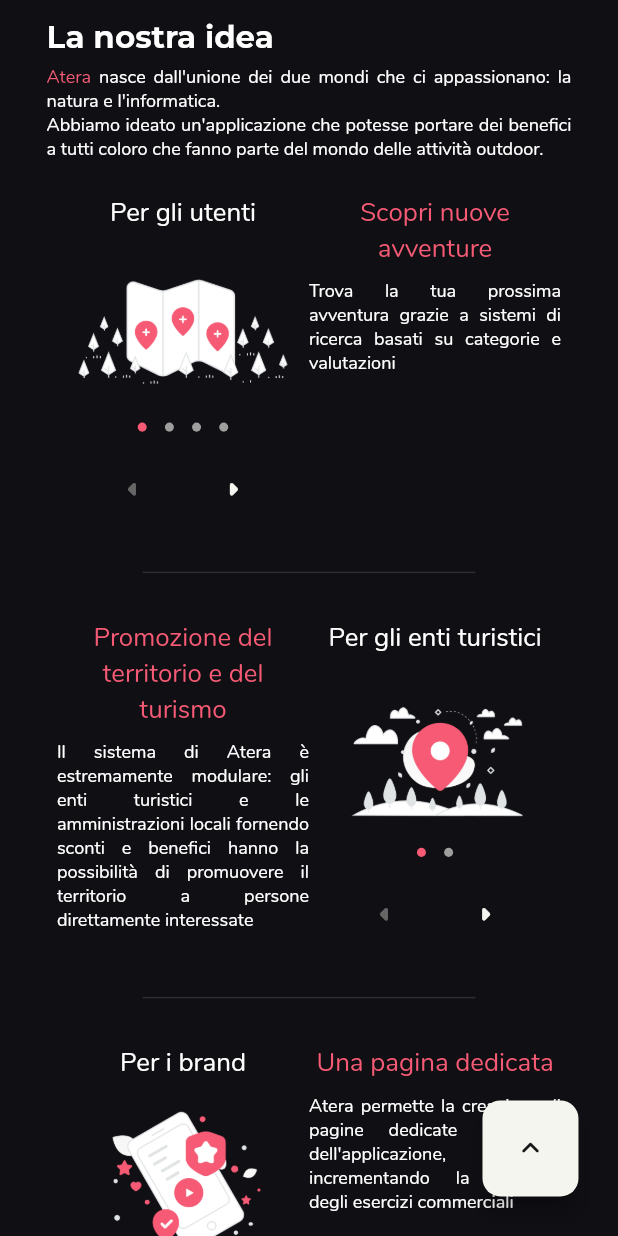
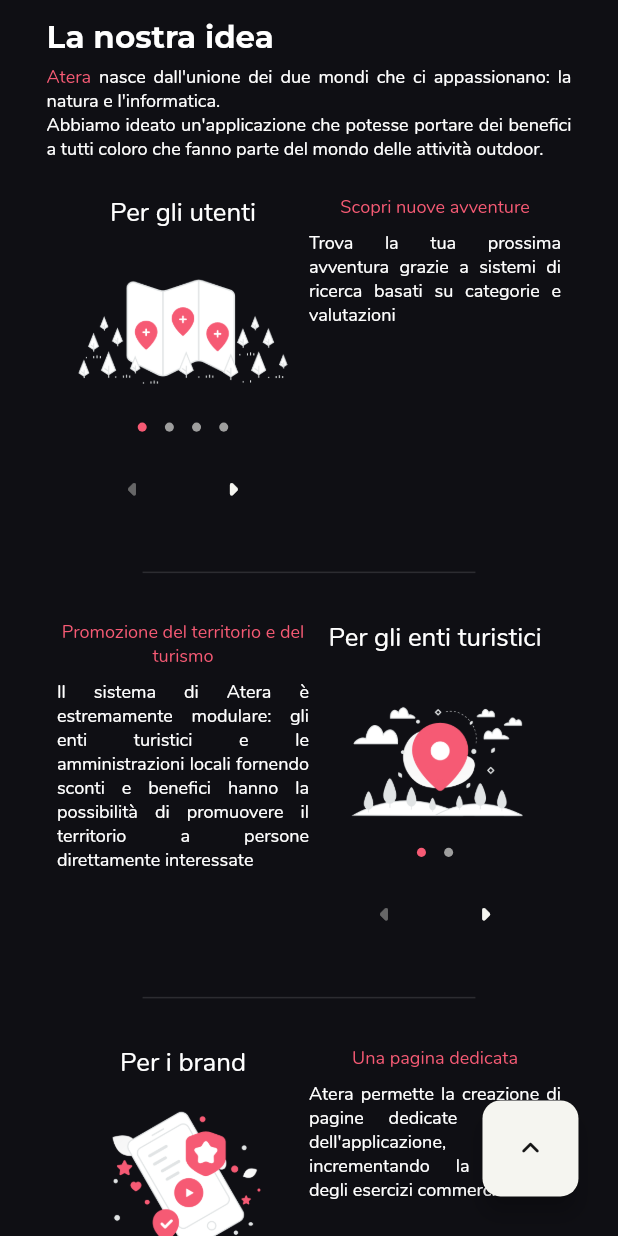
Before and after one commit to Ateraworld/atera_website, a Flutter app: the screen it shows after launch, after a tap on "Idea", on a phone screen of 412 x 824 dp. Run offline on Flutter 3.47's test engine with Material 2 defaults, Android fonts, the phone set to English and light mode, and no system bars; drawn by our look-alikes of carousel_slider, smooth_page_indicator; our stand-ins replace equatable, lottie, video_player; project files that could hold a hidden picture were left out.

Commit message:
Avatars layout

```diff
--- a/lib/src/home.dart
+++ b/lib/src/home.dart
@@ -344,7 +344,7 @@
             ),
             InfoCarousel(
               descriptionSizeFactor: sizeFactorFromCategory(TextCategory.label),
-              titleSizeFactor: sizeFactorFromCategory(TextCategory.body),
+              titleSizeFactor: sizeFactorFromCategory(TextCategory.label),
               title: ResponsiveText(
                 "Per gli utenti",
                 sizeFactor: sizeFactorFromCategory(TextCategory.body),
@@ -377,7 +377,7 @@
             InfoCarousel(
               mirrored: true,
               descriptionSizeFactor: sizeFactorFromCategory(TextCategory.label),
-              titleSizeFactor: sizeFactorFromCategory(TextCategory.body),
+              titleSizeFactor: sizeFactorFromCategory(TextCategory.label),
               title: ResponsiveText(
                 "Per gli enti turistici",
                 sizeFactor: sizeFactorFromCategory(TextCategory.body),
@@ -399,7 +399,7 @@
             const Divider(height: 64, thickness: 1, endIndent: 64, indent: 64),
             InfoCarousel(
               descriptionSizeFactor: sizeFactorFromCategory(TextCategory.label),
-              titleSizeFactor: sizeFactorFromCategory(TextCategory.body),
+              titleSizeFactor: sizeFactorFromCategory(TextCategory.label),
               title: ResponsiveText(
                 "Per i brand",
                 sizeFactor: sizeFactorFromCategory(TextCategory.body),
@@ -435,7 +435,7 @@
       color: Theme.of(context).colorScheme.background,
       width: screenSize.width,
       child: Padding(
-        padding: EdgeInsets.all(dimensionFromSizeFactor(context, 10)),
+        padding: EdgeInsets.all(dimensionFromSizeFactor(context, 8)),
         child: Column(
           crossAxisAlignment: CrossAxisAlignment.stretch,
           children: [
@@ -447,7 +447,7 @@
             ),
             Padding(
               padding: EdgeInsets.symmetric(
-                vertical: dimensionFromSizeFactor(context, 8),
+                vertical: dimensionFromSizeFactor(context, 10),
               ),
               child: RichText(
                 textAlign: TextAlign.justify,
@@ -516,8 +516,7 @@
             ),
             Padding(
               padding: EdgeInsets.symmetric(
-                vertical: dimensionFromSizeFactor(context, 1) * 4,
-                horizontal: dimensionFromSizeFactor(context, 1) * 4,
+                vertical: dimensionFromSizeFactor(context, 8),
               ),
               child: Row(
                 mainAxisAlignment: MainAxisAlignment.spaceEvenly,
@@ -543,7 +542,7 @@
                 ],
               ),
             ),
-            const SizedBox(height: 128),
+            const Responsive(sizeFactor: 32)
           ],
         ),
       ),
--- a/lib/src/widgets/fullscreen_image.dart
+++ b/lib/src/widgets/fullscreen_image.dart
@@ -14,7 +14,7 @@
   Widget _buidImage(BuildContext context) {
     if (description != null) {
       return Padding(
-        padding: EdgeInsets.all(dimensionFromSizeFactor(context, 28)),
+        padding: EdgeInsets.all(dimensionFromSizeFactor(context, 20)),
         child: Flex(
           direction: Axis.vertical,
           mainAxisAlignment: MainAxisAlignment.center,
@@ -22,7 +22,7 @@
           crossAxisAlignment: CrossAxisAlignment.stretch,
           children: [
             Expanded(
-              flex: 4,
+              flex: 3,
               child: FittedBox(
                 fit: BoxFit.contain,
                 child: ClipRRect(
@@ -32,7 +32,8 @@
               ),
             ),
             Expanded(
-              child: Center(
+              child: Padding(
+                padding: EdgeInsets.only(top: dimensionFromSizeFactor(context, 4)),
                 child: Opacity(
                   opacity: 0.75,
                   child: Wrap(
--- a/lib/src/widgets/info_carousel.dart
+++ b/lib/src/widgets/info_carousel.dart
@@ -11,7 +11,7 @@
     required this.info,
     this.title,
     this.mirrored = false,
-    this.titleSizeFactor = 6,
+    this.titleSizeFactor = 5,
     this.descriptionSizeFactor = 4,
   });
   final Widget? title;
--- a/lib/src/widgets/member_avatar.dart
+++ b/lib/src/widgets/member_avatar.dart
@@ -12,7 +12,7 @@
     required this.name,
     required this.imageUrl,
     this.textSizeFactor = 4,
-    this.avatarSizeFactor = 64,
+    this.avatarSizeFactor = 54,
     this.photoInfo = "",
   });
   final double textSizeFactor;
@@ -52,8 +52,8 @@
               heroTag: widget.imageUrl,
               borderRadius: BorderRadius.circular(150),
               size: Size(
-                dimensionFromSizeFactor(context, widget.avatarSizeFactor, min: 50, max: 240),
-                dimensionFromSizeFactor(context, widget.avatarSizeFactor, min: 50, max: 240),
+                dimensionFromSizeFactor(context, widget.avatarSizeFactor, min: 42, max: 240),
+                dimensionFromSizeFactor(context, widget.avatarSizeFactor, min: 42, max: 240),
               ),
               onTap: () {
                 Navigator.of(context).push(
--- a/lib/src/widgets/roadmap.dart
+++ b/lib/src/widgets/roadmap.dart
@@ -1,7 +1,6 @@
 import "dart:math";
 
 import "package:atera_website/src/common/layout.dart";
-import "package:atera_website/src/widgets/child_size_notifier.dart";
 import "package:atera_website/src/widgets/responsive.dart";
 import "package:atera_website/src/widgets/responsive_text.dart";
 import "package:flutter/material.dart";
@@ -25,24 +24,10 @@
 class _RoadmapState extends State<Roadmap> {
   int _currentStep = 0;
   bool _canPlay = true;
-  double height = 0;
-  bool _loaded = false;
   @override
   void initState() {
     _roadmapIndexChange();
-    _preloadHeight();
     super.initState();
-  }
-
-  Future<void> _preloadHeight() async {
-    for (var i = 0; i < widget.steps.length; i++) {
-      setState(() => _currentStep = i);
-      await WidgetsBinding.instance.endOfFrame;
-    }
-    setState(() {
-      _currentStep = 0;
-      _loaded = true;
-    });
   }
 
   void _roadmapIndexChange() {
@@ -76,9 +61,7 @@
   Widget build(BuildContext context) {
     var screenSize = MediaQuery.of(context).size;
     var current = widget.steps.elementAt(_currentStep);
-    return Opacity(
-      opacity: _loaded ? 1 : 0,
-      child: GestureDetector(
+    return GestureDetector(
       onHorizontalDragEnd: (details) {
         if (details.primaryVelocity! < -50) {
           setState(() => _currentStep = min(_currentStep + 1, widget.steps.length - 1));
@@ -86,14 +69,8 @@
           setState(() => _currentStep = max(_currentStep - 1, 0));
         }
       },
-        child: ChildSizeNotifier(
-          notifyMaxSize: true,
-          builder: (context, size, child) {
-            height = size.height;
-            return child!;
-          },
       child: Container(
-            constraints: BoxConstraints(minHeight: height),
+        constraints: BoxConstraints(minHeight: widget.minHeight ?? 0),
         color: Colors.transparent,
         child: Column(
           crossAxisAlignment: CrossAxisAlignment.stretch,
@@ -157,8 +134,8 @@
             ),
             if (current.substeps != null)
               Padding(
-                    padding: EdgeInsets.symmetric(
-                        horizontal: dimensionFromSizeFactor(context, 16), vertical: dimensionFromSizeFactor(context, 8)),
+                padding:
+                    EdgeInsets.symmetric(horizontal: dimensionFromSizeFactor(context, 16), vertical: dimensionFromSizeFactor(context, 8)),
                 child: Column(
                   crossAxisAlignment: CrossAxisAlignment.start,
                   children: List.generate(current.substeps!.length, (index) {
@@ -202,8 +179,6 @@
           ],
         ),
       ),
-        ),
-      ),
     );
   }
 }
```
Lines whose indentation alone changed are shown as unchanged.
